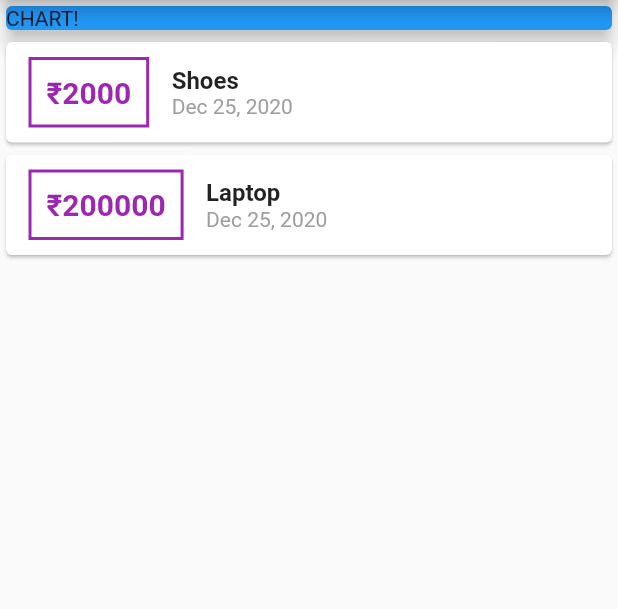
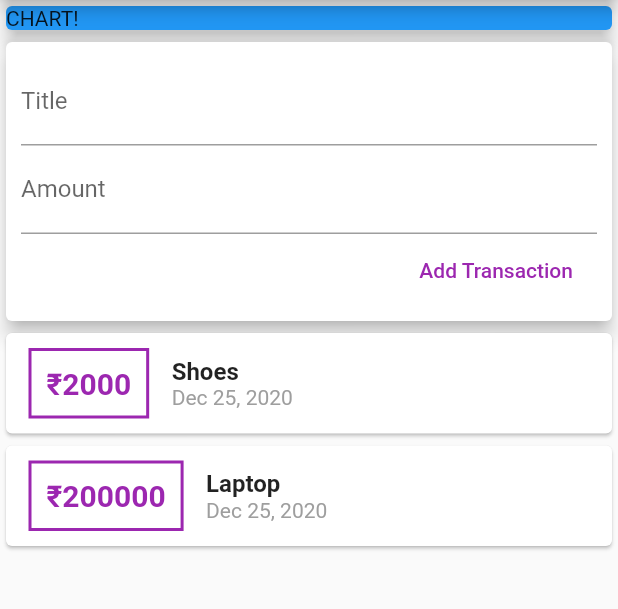
Before and after one commit to kartikPatidar/expense-tracker-flutter, a Flutter app: the screen it shows after launch, on a phone screen of 412 x 824 dp, the part 84-693 px from its top. Run offline on Flutter 3.47's test engine with Material 2 defaults, Android fonts, the phone set to English and light mode, and no system bars.

Commit message:
refactored widgets and add new transaction feature

```diff
--- a/lib/main.dart
+++ b/lib/main.dart
@@ -1,7 +1,6 @@
 import 'package:flutter/material.dart';
-import 'package:intl/intl.dart';
 
-import './transaction.dart';
+import './widgets/user_transactions.dart';
 
 void main() => runApp(MyApp());
 
@@ -16,20 +15,8 @@ class MyApp extends StatelessWidget {
 }
 
 class MyHomePage extends StatelessWidget {
-  final List<Transaction> transcations = [
-    Transaction(
-      id: 't1',
-      title: 'Shoes',
-      amount: 2000,
-      date: DateTime.now(),
-    ),
-    Transaction(
-      id: 't2',
-      title: 'Laptop',
-      amount: 200000,
-      date: DateTime.now(),
-    )
-  ];
+  final titleController = TextEditingController();
+  final amountController = TextEditingController();
 
   @override
   Widget build(BuildContext context) {
@@ -47,53 +34,7 @@ class MyHomePage extends StatelessWidget {
               elevation: 5,
             ),
           ),
-          Column(
-            children: transcations.map((tx) {
-              return Card(
-                child: Row(
-                  children: [
-                    Container(
-                      margin: EdgeInsets.symmetric(
-                        vertical: 10,
-                        horizontal: 15,
-                      ),
-                      decoration: BoxDecoration(
-                        border: Border.all(
-                          color: Colors.purple,
-                          width: 2,
-                        ),
-                      ),
-                      padding: EdgeInsets.all(10),
-                      child: Text(
-                        '₹${tx.amount}',
-                        style: TextStyle(
-                          color: Colors.purple,
-                          fontWeight: FontWeight.bold,
-                          fontSize: 20,
-                        ),
-                      ),
-                    ),
-                    Column(
-                      crossAxisAlignment: CrossAxisAlignment.start,
-                      children: [
-                        Text(
-                          tx.title,
-                          style: TextStyle(
-                            fontWeight: FontWeight.bold,
-                            fontSize: 16,
-                          ),
-                        ),
-                        Text(
-                          DateFormat.yMMMd().format(tx.date),
-                          style: TextStyle(color: Colors.grey),
-                        )
-                      ],
-                    )
-                  ],
-                ),
-              );
-            }).toList(),
-          ),
+          UserTransactions(),
         ],
       ),
     );
--- /dev/null
+++ b/lib/widgets/new_transaction.dart
@@ -0,0 +1,49 @@
+import 'package:flutter/material.dart';
+
+class NewTransaction extends StatelessWidget {
+  final Function _addNewTx;
+
+  NewTransaction(this._addNewTx);
+
+  final titleController = TextEditingController();
+  final amountController = TextEditingController();
+
+  @override
+  Widget build(BuildContext context) {
+    return Card(
+      elevation: 5,
+      child: Container(
+        padding: EdgeInsets.all(10),
+        child: Column(
+          crossAxisAlignment: CrossAxisAlignment.end,
+          children: [
+            TextField(
+              decoration: InputDecoration(labelText: 'Title'),
+              controller: titleController,
+              // onChanged: (value) {
+              //   titleInput = value;
+              // },
+            ),
+            TextField(
+              decoration: InputDecoration(labelText: 'Amount'),
+              controller: amountController,
+              // onChanged: (value) {
+              //   amountInput = value;
+              // },
+            ),
+            FlatButton(
+              onPressed: () {
+                _addNewTx(
+                  titleController.text,
+                  int.parse(amountController.text),
+                );
+              },
+              child: Text('Add Transaction'),
+              textColor: Colors.purple,
+            ),
+          ],
+        ),
+      ),
+    );
+  }
+}
--- /dev/null
+++ b/lib/widgets/transaction_list.dart
@@ -0,0 +1,59 @@
+import 'package:flutter/material.dart';
+import 'package:intl/intl.dart';
+
+import '../models/transaction.dart';
+
+class TransactionList extends StatelessWidget {
+  final List<Transaction> _userTransactions;
+  TransactionList(this._userTransactions);
+  @override
+  Widget build(BuildContext context) {
+    return Column(
+      children: _userTransactions.map((tx) {
+        return Card(
+          child: Row(
+            children: [
+              Container(
+                margin: EdgeInsets.symmetric(
+                  vertical: 10,
+                  horizontal: 15,
+                ),
+                decoration: BoxDecoration(
+                  border: Border.all(
+                    color: Colors.purple,
+                    width: 2,
+                  ),
+                ),
+                padding: EdgeInsets.all(10),
+                child: Text(
+                  '₹${tx.amount}',
+                  style: TextStyle(
+                    color: Colors.purple,
+                    fontWeight: FontWeight.bold,
+                    fontSize: 20,
+                  ),
+                ),
+              ),
+              Column(
+                crossAxisAlignment: CrossAxisAlignment.start,
+                children: [
+                  Text(
+                    tx.title,
+                    style: TextStyle(
+                      fontWeight: FontWeight.bold,
+                      fontSize: 16,
+                    ),
+                  ),
+                  Text(
+                    DateFormat.yMMMd().format(tx.date),
+                    style: TextStyle(color: Colors.grey),
+                  )
+                ],
+              )
+            ],
+          ),
+        );
+      }).toList(),
+    );
+  }
+}
--- /dev/null
+++ b/lib/widgets/user_transactions.dart
@@ -0,0 +1,52 @@
+import 'dart:math';
+
+import 'package:flutter/material.dart';
+
+import './new_transaction.dart';
+import './transaction_list.dart';
+import '../models/transaction.dart';
+
+class UserTransactions extends StatefulWidget {
+  @override
+  _UserTransactionsState createState() => _UserTransactionsState();
+}
+
+class _UserTransactionsState extends State<UserTransactions> {
+  final List<Transaction> _userTransactions = [
+    Transaction(
+      id: 't1',
+      title: 'Shoes',
+      amount: 2000,
+      date: DateTime.now(),
+    ),
+    Transaction(
+      id: 't2',
+      title: 'Laptop',
+      amount: 200000,
+      date: DateTime.now(),
+    ),
+  ];
+
+  void _addTransaction(String title, int amount) {
+    final newTx = Transaction(
+      id: Random().toString(),
+      title: title,
+      amount: amount,
+      date: DateTime.now(),
+    );
+
+    setState(() {
+      _userTransactions.add(newTx);
+    });
+  }
+
+  @override
+  Widget build(BuildContext context) {
+    return Column(
+      children: [
+        NewTransaction(_addTransaction),
+        TransactionList(_userTransactions),
+      ],
+    );
+  }
+}
```
Also changed, not shown: lib/models/transaction.dart (renamed from lib/transaction.dart).
